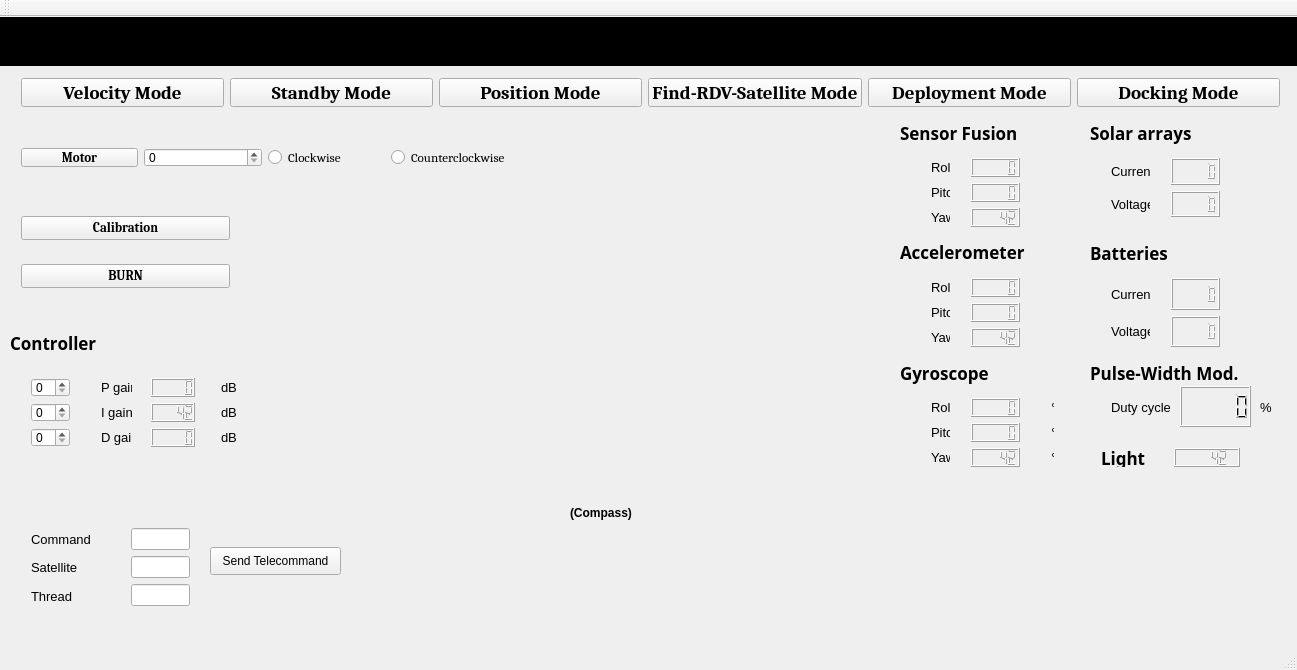
Old version of the form groundstation.ui in the repository Angele-/FloatSat_GroundStation.
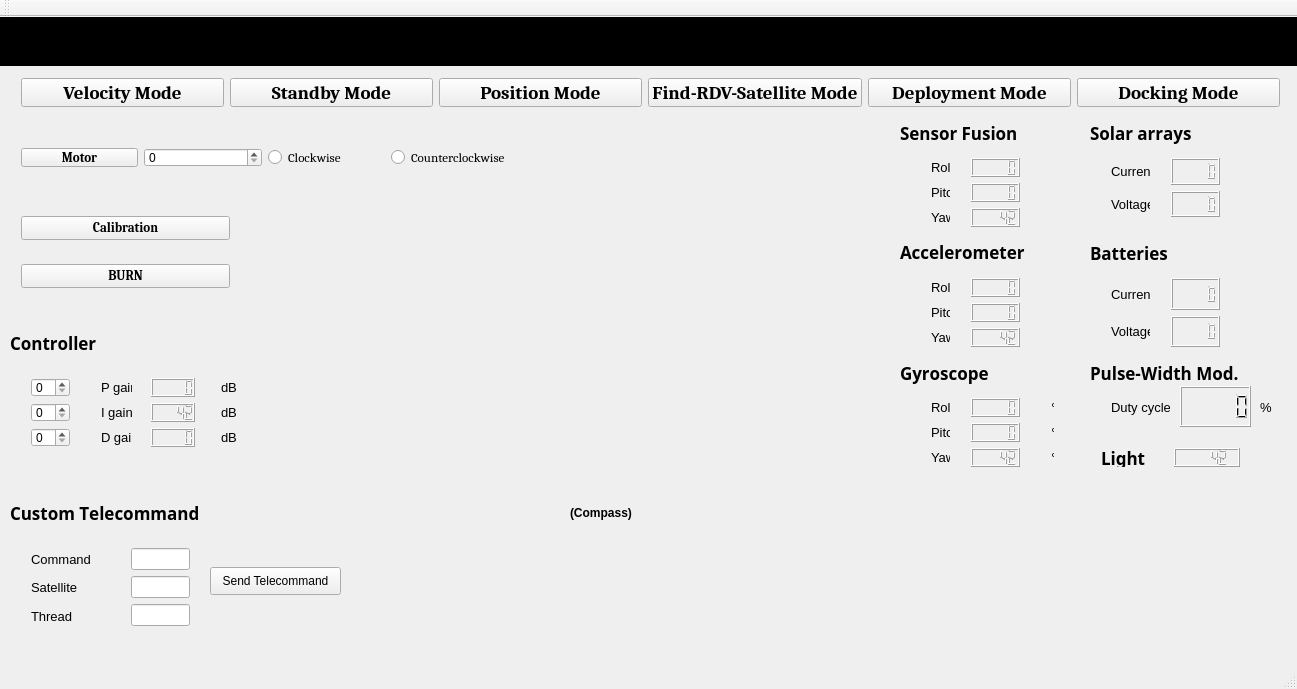
New version of the form.

What changed in the file:
```diff
--- a/groundstation.ui
+++ b/groundstation.ui
@@ -7,7 +7,7 @@
     <x>0</x>
     <y>0</y>
     <width>1297</width>
-    <height>670</height>
+    <height>689</height>
    </rect>
   </property>
   <property name="windowTitle">
@@ -1303,7 +1303,7 @@
     <property name="geometry">
      <rect>
       <x>210</x>
-      <y>530</y>
+      <y>550</y>
       <width>131</width>
       <height>28</height>
      </rect>
@@ -1316,7 +1316,7 @@
     <property name="geometry">
      <rect>
       <x>20</x>
-      <y>500</y>
+      <y>520</y>
       <width>91</width>
       <height>101</height>
      </rect>
@@ -1364,7 +1364,7 @@
     <property name="geometry">
      <rect>
       <x>120</x>
-      <y>500</y>
+      <y>520</y>
       <width>81</width>
       <height>101</height>
      </rect>
@@ -1381,6 +1381,29 @@
      </item>
     </layout>
    </widget>
+   <widget class="QLabel" name="label_51">
+    <property name="geometry">
+     <rect>
+      <x>10</x>
+      <y>480</y>
+      <width>241</width>
+      <height>31</height>
+     </rect>
+    </property>
+    <property name="font">
+     <font>
+      <family>Sitka Subheading</family>
+      <pointsize>13</pointsize>
+      <weight>75</weight>
+      <bold>true</bold>
+      <strikeout>false</strikeout>
+      <kerning>false</kerning>
+     </font>
+    </property>
+    <property name="text">
+     <string>Custom Telecommand</string>
+    </property>
+   </widget>
   </widget>
   <widget class="QMenuBar" name="menuBar">
    <property name="geometry">
```
